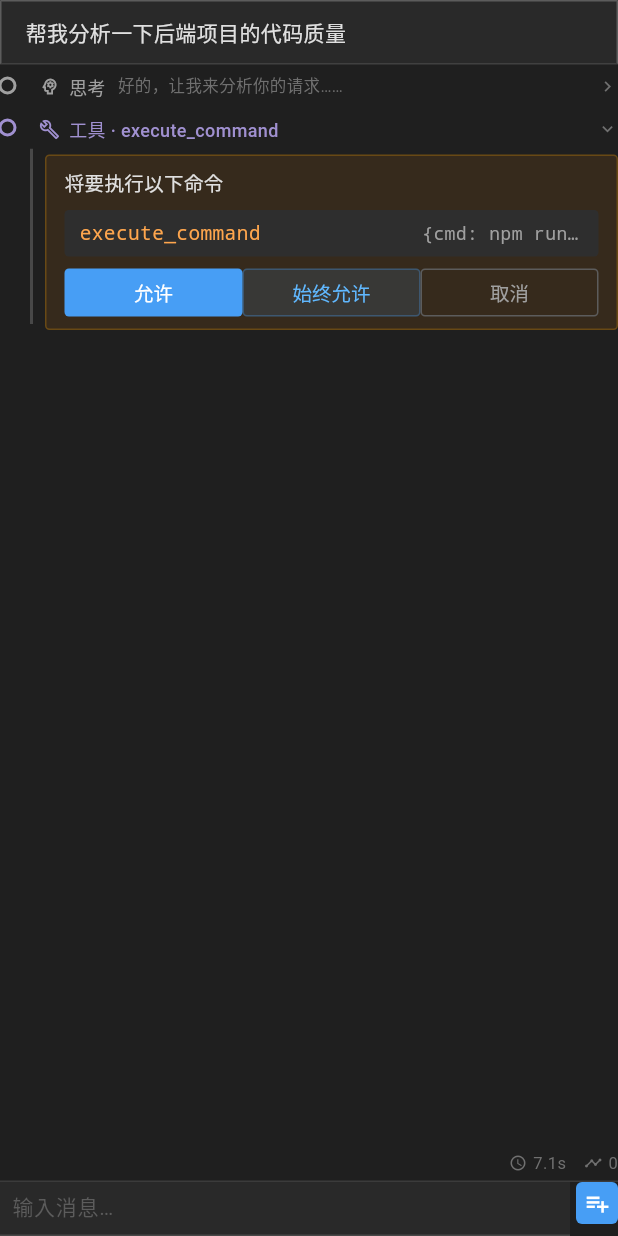
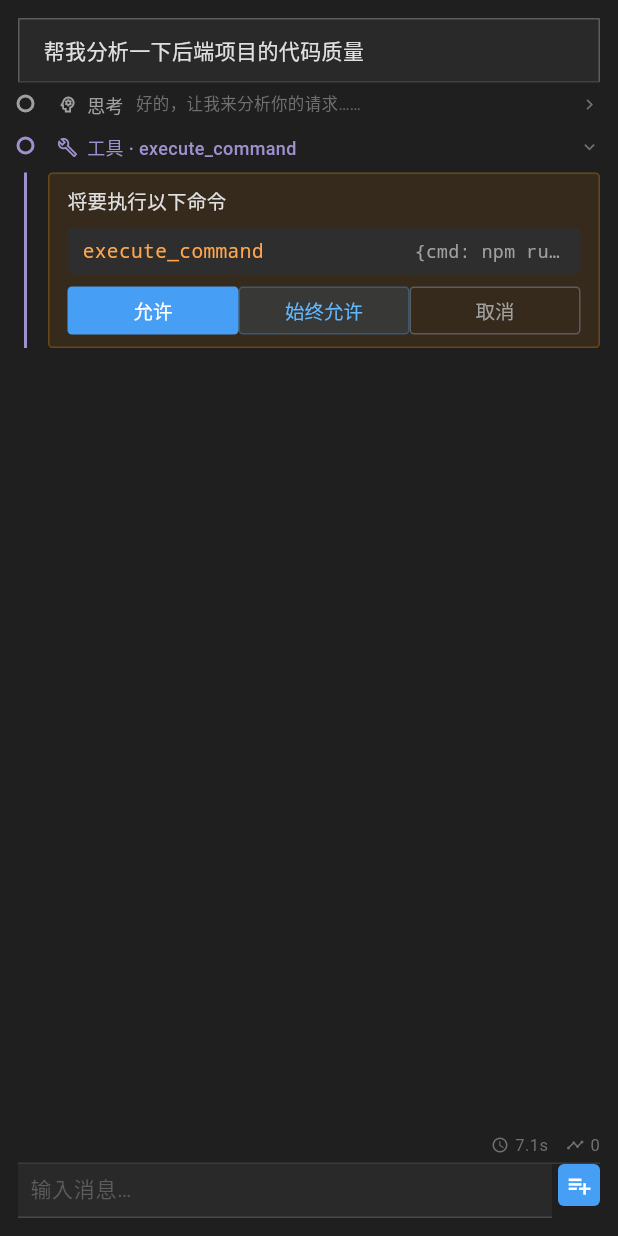
Before and after one commit to CorvusYe/agent_chat, a Flutter app: the screen it shows after launch, on a phone screen of 412 x 824 dp. Run offline on Flutter 3.47's test engine with Material 3 defaults, Android fonts, the phone set to English and light mode, and no system bars; our stand-ins replace sliver_tools; missing offline and left inert: flutter_driver.

Commit message:
Add window/block padding to theme and unify block layout
- Add spacingWindow and blockPadding (EdgeInsets) fields to ChatTheme
- Apply window padding (EdgeInsets.all) around the entire chat screen
- Remove individual padding/margin from all block types, apply unified
  blockPadding from theme in _buildBlockContent
- Vertical line uses dotColorFor status color, spans full block height
  (top: 0, bottom: 0)

Co-Authored-By: DeepSeek V4 Flash <service@deepseek.com>

```diff
--- a/dart/lib/theme/chat_theme.dart
+++ b/dart/lib/theme/chat_theme.dart
@@ -90,6 +90,8 @@ class ChatTheme extends ThemeExtension<ChatTheme> {
   final double spacingMd;
   final double spacingLg;
   final double spacingXl;
+  final double spacingWindow;
+  final EdgeInsets blockPadding;
 
   // ═══════════════════════════════════════
   //  圆角
@@ -165,6 +167,8 @@ class ChatTheme extends ThemeExtension<ChatTheme> {
     this.spacingMd = 12,
     this.spacingLg = 16,
     this.spacingXl = 24,
+    this.spacingWindow = 12,
+    this.blockPadding = const EdgeInsets.fromLTRB(0, 4, 0, 4),
     // 圆角
     this.radiusSm = 2,
     this.radiusMd = 3,
@@ -285,6 +289,8 @@ class ChatTheme extends ThemeExtension<ChatTheme> {
     double? spacingMd,
     double? spacingLg,
     double? spacingXl,
+    double? spacingWindow,
+    EdgeInsets? blockPadding,
     double? radiusSm,
     double? radiusMd,
     double? radiusLg,
@@ -349,6 +355,8 @@ class ChatTheme extends ThemeExtension<ChatTheme> {
       spacingMd: spacingMd ?? this.spacingMd,
       spacingLg: spacingLg ?? this.spacingLg,
       spacingXl: spacingXl ?? this.spacingXl,
+      spacingWindow: spacingWindow ?? this.spacingWindow,
+      blockPadding: blockPadding ?? this.blockPadding,
       radiusSm: radiusSm ?? this.radiusSm,
       radiusMd: radiusMd ?? this.radiusMd,
       radiusLg: radiusLg ?? this.radiusLg,
@@ -418,6 +426,8 @@ class ChatTheme extends ThemeExtension<ChatTheme> {
       spacingMd: lerpDouble(spacingMd, other.spacingMd, t) ?? spacingMd,
       spacingLg: lerpDouble(spacingLg, other.spacingLg, t) ?? spacingLg,
       spacingXl: lerpDouble(spacingXl, other.spacingXl, t) ?? spacingXl,
+      spacingWindow: lerpDouble(spacingWindow, other.spacingWindow, t) ?? spacingWindow,
+      blockPadding: EdgeInsets.lerp(blockPadding, other.blockPadding, t) ?? blockPadding,
       radiusSm: lerpDouble(radiusSm, other.radiusSm, t) ?? radiusSm,
       radiusMd: lerpDouble(radiusMd, other.radiusMd, t) ?? radiusMd,
       radiusLg: lerpDouble(radiusLg, other.radiusLg, t) ?? radiusLg,
--- a/dart/lib/widgets/chat_screen.dart
+++ b/dart/lib/widgets/chat_screen.dart
@@ -146,12 +146,15 @@ class _ChatScreenState extends State<ChatScreen>
       data: ThemeData(extensions: [chatTheme], brightness: Brightness.dark),
       child: Scaffold(
         backgroundColor: chatTheme.bgPrimary,
-        body: Column(
-          children: [
-            Expanded(child: _buildMessages(chatTheme)),
-            StatsBar(elapsed: bus.elapsed, totalTokens: bus.totalTokens),
-            _buildInput(chatTheme),
-          ],
+        body: Padding(
+          padding: EdgeInsets.all(chatTheme.spacingWindow),
+          child: Column(
+            children: [
+              Expanded(child: _buildMessages(chatTheme)),
+              StatsBar(elapsed: bus.elapsed, totalTokens: bus.totalTokens),
+              _buildInput(chatTheme),
+            ],
+          ),
         ),
       ),
     );
@@ -255,19 +258,19 @@ class _ChatScreenState extends State<ChatScreen>
     double viewportHeight,
   ) {
     return Padding(
-      padding: EdgeInsets.only(left: theme.spacingLg),
+      padding: theme.blockPadding,
       child: Stack(
         children: [
           // 左侧竖线
           Positioned(
             left: 4,
             top: 0,
-            bottom: 8,
-            child: Container(width: 2, color: theme.border),
+            bottom: 0,
+            child: Container(width: 2, color: dotColorFor(block, theme)),
           ),
           // 内容
           Padding(
-            padding: EdgeInsets.only(left: 10),
+            padding: EdgeInsets.only(left: 20),
             child: ConstrainedBox(
               constraints: BoxConstraints(maxHeight: viewportHeight * 0.618),
               child: SingleChildScrollView(
```
Also changed, not shown: dart/lib/blocks/block_registry.dart (+3 -14 lines).
